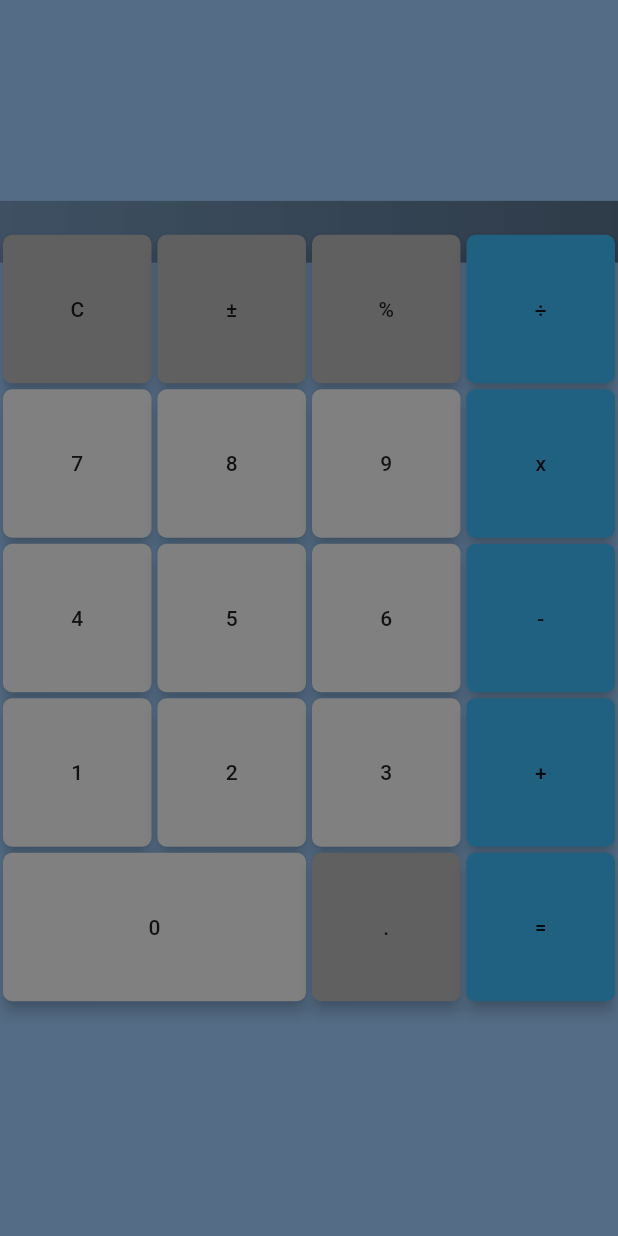
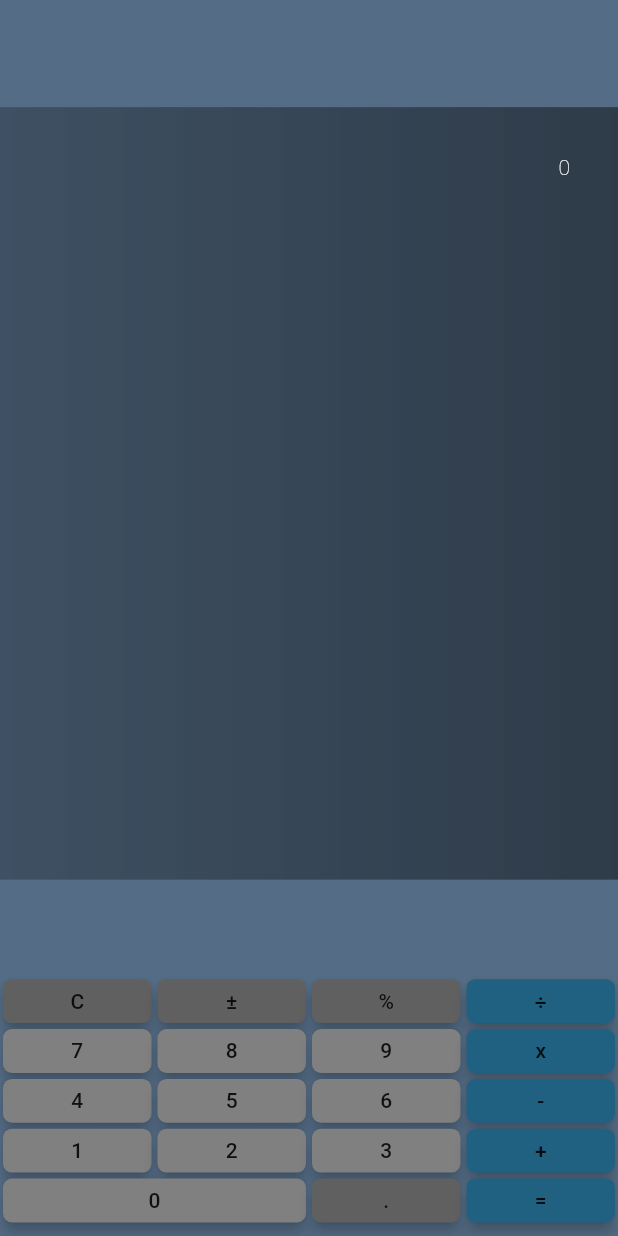
Before and after one commit to s-stasi/calcolatrice-flutter, a Flutter app: the screen it shows after launch, on a phone screen of 412 x 824 dp. Run offline on Flutter 3.47's test engine with Material 2 defaults, Android fonts, the phone set to English and light mode, and no system bars; our stand-ins replace shared_preferences; missing offline and left inert: charcode.

Commit message:
Fix calculator key size

```diff
--- a/lib/MyHomePage.dart
+++ b/lib/MyHomePage.dart
@@ -35,7 +35,7 @@ class _CalculatorState extends State<Calculator> {
     Size screen = MediaQuery.of(context).size;
 
     double buttonSize = screen.width / 4;
-    double displayHeight = -(screen.height - (buttonSize * 5) - (buttonSize));
+    double displayHeight = (screen.height - (buttonSize* 1.75));
 
     debugPrint('${displayHeight}');
     debugPrint('${buttonSize}');
--- a/lib/simple_calculator/calculator-key.dart
+++ b/lib/simple_calculator/calculator-key.dart
@@ -53,14 +53,14 @@ class CalculatorKey extends StatelessWidget {
   @override
   Widget build(BuildContext context) {
 
-    double size = MediaQuery.of(context).size.width / 4;
+    double size = MediaQuery.of(context).size.width / 8;
     //TextStyle style = Theme.of(context).textTheme.display1.copyWith(color: Colors.white);
 
     return Container(
 
-      width: (symbol == Keys.zero) ? (size * 2) : size,
+      width: (symbol == Keys.zero) ? (size * 4) : size*2,
       padding: EdgeInsets.all(2),
-      height: size,
+      height: size / 1.55,
       child: RaisedButton(
         shape: RoundedRectangleBorder(borderRadius: BorderRadius.circular(6)),
         color: color,
```
